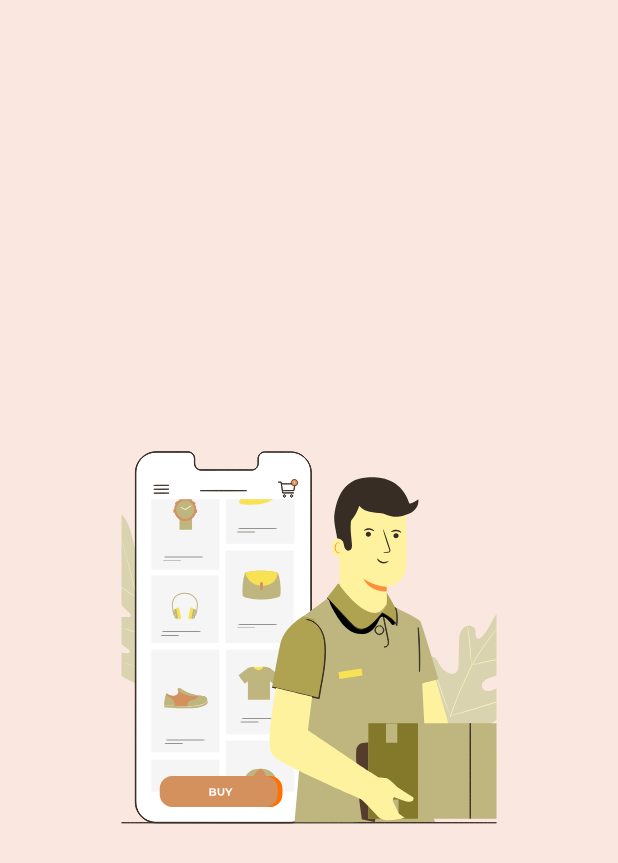
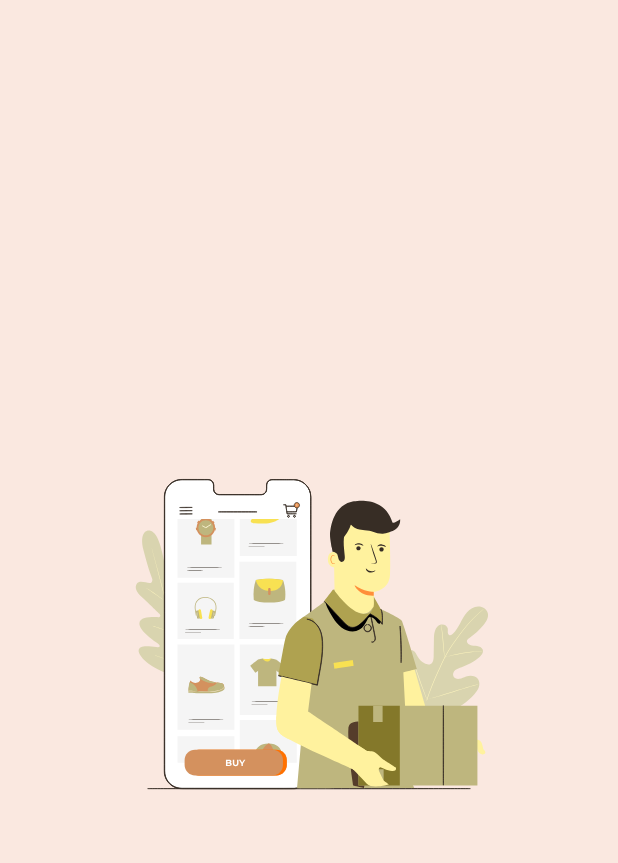
Before and after one commit to Hammad1176/Login_Flutter_SMIT, a Flutter app: the first screen one second after launch, on a phone screen of 412 x 824 dp. Shown: the top 863 px of the screen. Run offline on Flutter 3.47's test engine with Material 3 defaults, Android fonts, the phone set to English and light mode, and no system bars; our stand-ins replace badges, cached_network_image, carousel_slider, flutter_svg, lottie.

```diff
--- a/lib/Splash/splash_screen.dart
+++ b/lib/Splash/splash_screen.dart
@@ -22,12 +22,11 @@ class _SplashScreenState extends State<SplashScreen> {
   Widget build(BuildContext context) {
     return Center(
       child: Container(
-        margin: EdgeInsets.symmetric(horizontal: 5),
-
+        margin: EdgeInsets.symmetric(horizontal: 20),
         child: Lottie.asset(
           "assets/Json/splash.json",
           fit: BoxFit.cover,
-          height: 300,
+          height: 250,
           width: 250,
         ),
       ),
```
